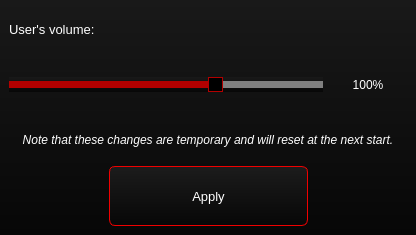
First picture: the form in src/View/SingleUserSettings/singleusersettings.ui, repository Flone-dnb/Silent, before the edit.
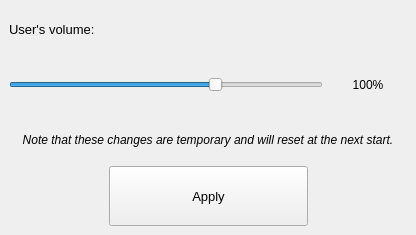
Second picture: the form after the edit.

The edit to the form file:
```diff
--- a/src/View/SingleUserSettings/singleusersettings.ui
+++ b/src/View/SingleUserSettings/singleusersettings.ui
@@ -14,8 +14,7 @@
    <string>MainWindow</string>
   </property>
   <property name="styleSheet">
-   <string notr="true">background-color: qlineargradient(spread:pad, x1:0.5, y1:1, x2:0.5, y2:0, stop:0 rgba(7, 7, 7, 255), stop:1 rgba(25, 25, 25, 255));
-color: white;</string>
+   <string notr="true"/>
   </property>
   <widget class="QWidget" name="centralwidget">
    <layout class="QVBoxLayout" name="verticalLayout" stretch="20,30,20,30">
@@ -28,7 +27,7 @@
        </font>
       </property>
       <property name="styleSheet">
-       <string notr="true">background-color: rgba(255, 255, 255, 0);</string>
+       <string notr="true"/>
       </property>
       <property name="text">
        <string>User's volume:</string>
@@ -40,37 +39,7 @@
       <item>
        <widget class="QSlider" name="horizontalSlider">
         <property name="styleSheet">
-         <string notr="true">QSlider::handle
-{
-	background-color: black;
-	border: 1px solid rgb(179, 0, 0);
-}
-
-QSlider::add-page 
-{
-    background: gray;
-}
-
-QSlider::sub-page
- {
-    background: rgb(179, 0, 0);
-}
-
-QSlider::handle:disabled
-{
-	background-color: rgb(59, 59, 59);
-	border: 1px solid gray;
-}
-
-QSlider::add-page:disabled 
-{
-    background: gray;
-}
-
-QSlider::sub-page:disabled
-{
-    background: gray;
-}</string>
+         <string notr="true"/>
         </property>
         <property name="maximum">
          <number>150</number>
@@ -91,7 +60,7 @@
          </font>
         </property>
         <property name="styleSheet">
-         <string notr="true">background-color: rgba(255, 255, 255, 0);</string>
+         <string notr="true"/>
         </property>
         <property name="text">
          <string>100%</string>
@@ -112,7 +81,7 @@
        </font>
       </property>
       <property name="styleSheet">
-       <string notr="true">background-color: rgba(255, 255, 255, 0);</string>
+       <string notr="true"/>
       </property>
       <property name="text">
        <string>&lt;html&gt;&lt;head/&gt;&lt;body&gt;&lt;p&gt;Note that these changes are temporary and will reset at the next start.&lt;/p&gt;&lt;/body&gt;&lt;/html&gt;</string>
@@ -155,26 +124,7 @@
          </font>
         </property>
         <property name="styleSheet">
-         <string notr="true">QPushButton
-{
-	background-color: qlineargradient(spread:pad, x1:0.5, y1:1, x2:0.5, y2:0, stop:0 rgba(7, 7, 7, 255), stop:1 rgba(28, 28, 28, 255));
-	border: 1px solid rgb(240, 0, 0);
-	border-radius: 6px;
-	color: white;
-}
-
-QPushButton:disabled
-{
-	background-color: qlineargradient(spread:pad, x1:0.5, y1:1, x2:0.5, y2:0, stop:0 rgba(4, 4, 4, 200), stop:1 rgba(29, 29, 29, 230));
-	border: 1px solid darkred;
-	color: rgb(50, 50, 50);
-}
-
-QPushButton:hover
-{
-	background-color: qlineargradient(spread:pad, x1:0.5, y1:1, x2:0.5, y2:0, stop:0 rgba(37, 37, 37, 255), stop:1 rgba(58, 58, 58, 255));
-	border: 1px solid white;
-}</string>
+         <string notr="true"/>
         </property>
         <property name="text">
          <string>Apply</string>
```
